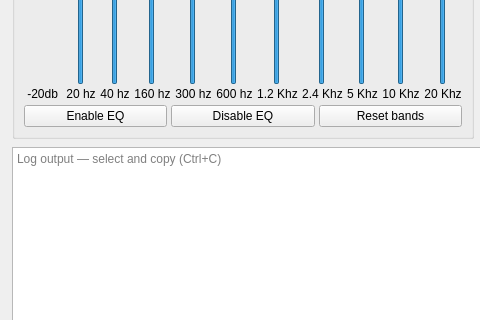
Before: the Qt Designer form mainwindow.ui in hussainhumam/CurvioEQ, drawn with Qt 5; both pictures show x 0 to 480 and y 270 to 590 of the 1306 by 806 pixel window.
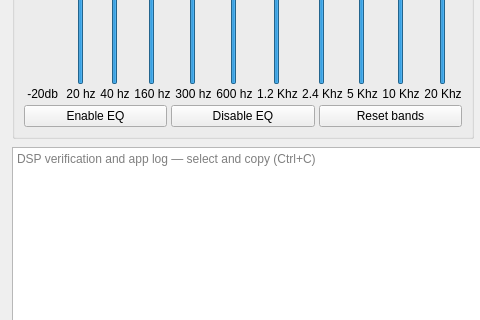
After: the same form once the commit is applied.

Diff of the .ui file:
```diff
--- a/mainwindow.ui
+++ b/mainwindow.ui
@@ -694,7 +694,7 @@
        <bool>true</bool>
       </property>
       <property name="placeholderText">
-       <string>Log output — select and copy (Ctrl+C)</string>
+       <string>DSP verification and app log — select and copy (Ctrl+C)</string>
       </property>
      </widget>
     </item>
```
